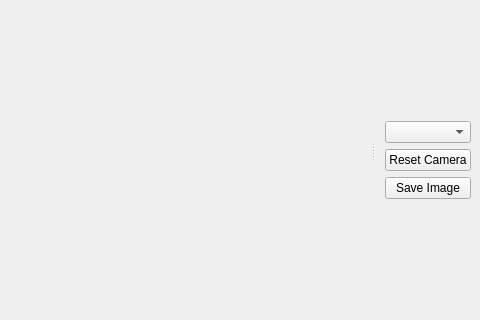
Above: UI/usdViewerController.ui from testkun08080/custom-embed-usdviewer before the change; both pictures show x 289 to 769 and y 149 to 469 of the 769 by 600 pixel window. Below: the same form after it.
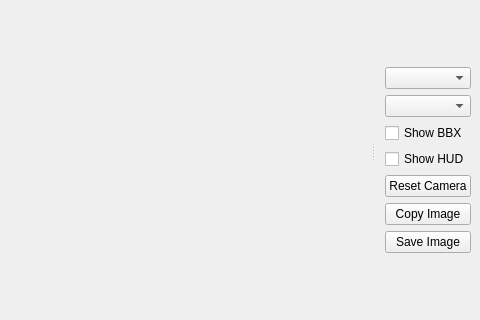
That is the form after the change.

Diff of the .ui file:
```diff
--- a/UI/usdViewerController.ui
+++ b/UI/usdViewerController.ui
@@ -63,6 +63,23 @@
          </property>
         </widget>
        </item>
+       <item>
+        <widget class="QComboBox" name="shading_comboBox"/>
+       </item>
+       <item>
+        <widget class="QCheckBox" name="show_bbx_checkBox">
+         <property name="text">
+          <string>Show BBX</string>
+         </property>
+        </widget>
+       </item>
+       <item>
+        <widget class="QCheckBox" name="show_hud_checkbox">
+         <property name="text">
+          <string>Show HUD</string>
+         </property>
+        </widget>
+       </item>
        <item>
         <widget class="QPushButton" name="reset_camera_button">
          <property name="text">
@@ -70,6 +87,13 @@
          </property>
         </widget>
        </item>
+       <item>
+        <widget class="QPushButton" name="copy_image_button">
+         <property name="text">
+          <string>Copy Image</string>
+         </property>
+        </widget>
+       </item>
        <item>
         <widget class="QPushButton" name="save_image_button">
          <property name="text">
```
